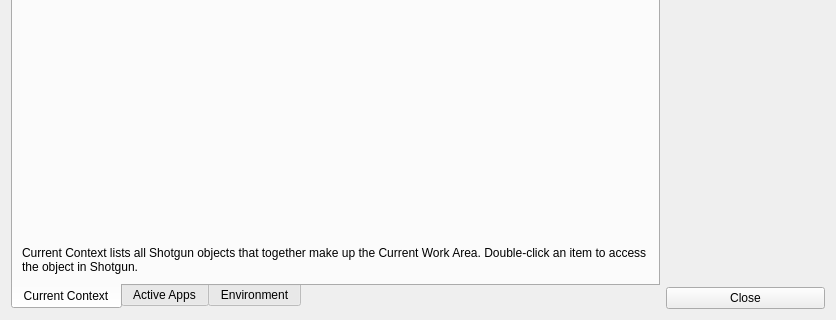
Qt form resources/dialog.ui (shotgunsoftware/tk-multi-about) before a commit; both pictures show x 0 to 836 and y 167 to 487 of the 836 by 487 pixel window.
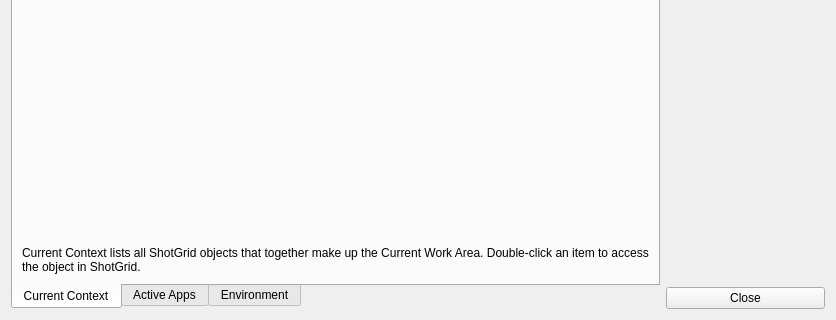
The same form after that commit. Icons and pictures are not drawn. Custom widgets are drawn as their Qt base class.

Commit message:
SG-22646: Shotgun to ShotGrid (#16)
* Rebranded to ShotGrid

Patch:
```diff
--- a/resources/dialog.ui
+++ b/resources/dialog.ui
@@ -56,7 +56,7 @@
        <item>
         <widget class="QLabel" name="label_4">
          <property name="text">
-          <string>Current Context lists all Shotgun objects that together make up the Current Work Area. Double-click an item to access the object in Shotgun.</string>
+          <string>Current Context lists all ShotGrid objects that together make up the Current Work Area. Double-click an item to access the object in ShotGrid.</string>
          </property>
          <property name="wordWrap">
           <bool>true</bool>
```
Left out of the diff: 2 changed lines with no effect on the pictures. The commit also changes 9 other files.
